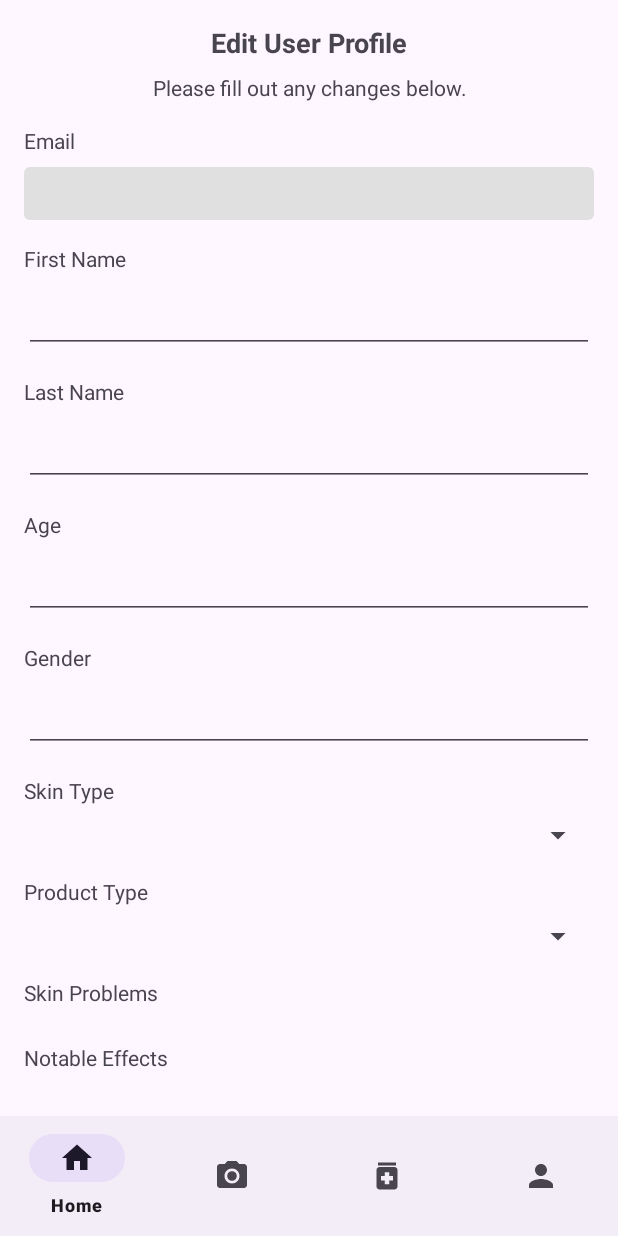
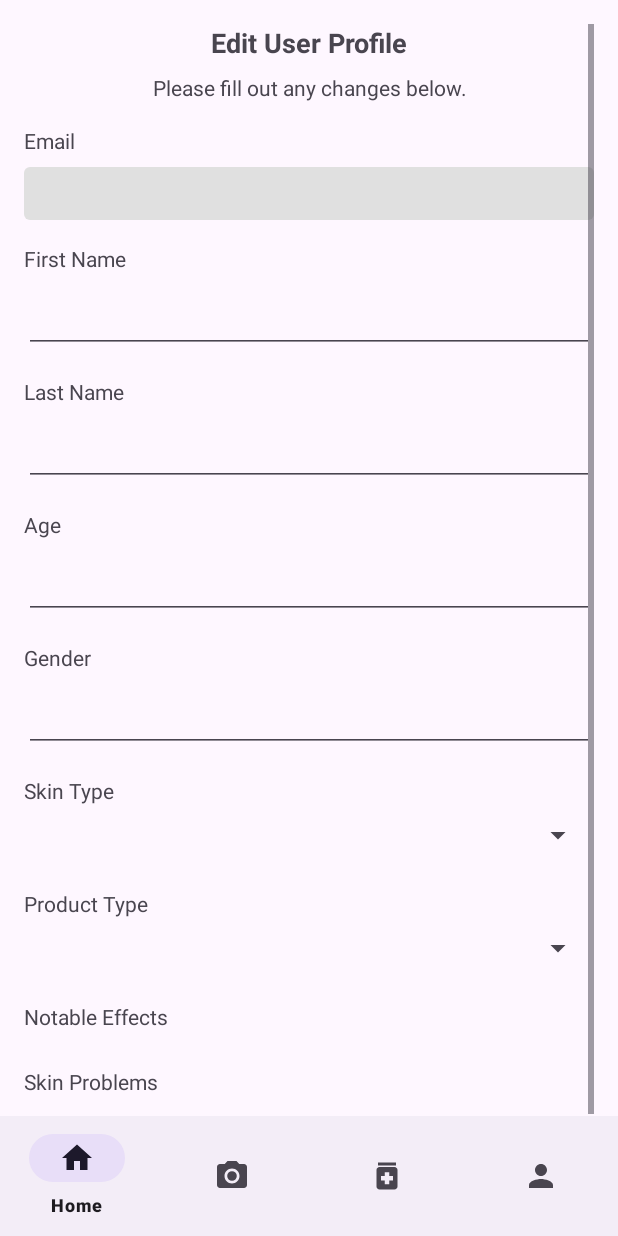
Before and after one commit to RoosterMonkey777/DermaGazeAI, an Android app: the UserProfileFragment screen opened through its navigation route, on a phone screen of 412 x 824 dp. Run offline under Robolectric (Android 15) with nearby library versions, the phone set to English and light mode, and no system bars; our stand-ins replace navigation-ui; libraries missing offline, so code that uses them is left out: com.amplifyframework.api, com.amplifyframework.core; 1 statement that could not run was skipped.

Commit message:
completed user update with the ui

```diff
--- /dev/null
+++ b/app/src/main/res/drawable/ic_update.xml
@@ -0,0 +1,5 @@
+<vector xmlns:android="http://schemas.android.com/apk/res/android" android:height="60dp" android:tint="#000000" android:viewportHeight="24" android:viewportWidth="24" android:width="60dp">
+
+    <path android:fillColor="@android:color/white" android:pathData="M12,16.5l4,-4h-3v-9h-2v9L8,12.5l4,4zM21,3.5h-6v1.99h6v14.03L3,19.52L3,5.49h6L9,3.5L3,3.5c-1.1,0 -2,0.9 -2,2v14c0,1.1 0.9,2 2,2h18c1.1,0 2,-0.9 2,-2v-14c0,-1.1 -0.9,-2 -2,-2z"/>
+
+</vector>
--- a/app/src/main/res/layout/fragment_user_profile.xml
+++ b/app/src/main/res/layout/fragment_user_profile.xml
@@ -30,6 +30,8 @@
             android:textSize="14sp"
             android:gravity="center"
             android:layout_marginBottom="16dp" />
+
+
 
         <!-- Email (non-editable) -->
         <TextView
@@ -110,7 +112,7 @@
             android:id="@+id/spinner_skin_type"
             android:layout_width="match_parent"
             android:layout_height="wrap_content"
-            android:layout_marginBottom="16dp"/>
+            android:layout_marginBottom="24dp"/>
 
         <!-- Product Type Spinner -->
         <TextView
@@ -123,23 +125,8 @@
             android:id="@+id/spinner_product_type"
             android:layout_width="match_parent"
             android:layout_height="wrap_content"
-            android:layout_marginBottom="16dp"/>
+            android:layout_marginBottom="24dp"/>
 
-        <!-- Skin Problems Chip Group -->
-        <TextView
-            android:layout_width="wrap_content"
-            android:layout_height="wrap_content"
-            android:text="Skin Problems"
-            android:layout_marginBottom="8dp"/>
-
-        <com.google.android.material.chip.ChipGroup
-            android:id="@+id/chip_group_skin_problems"
-            android:layout_width="match_parent"
-            android:layout_height="wrap_content"
-            android:layout_marginBottom="16dp"
-            app:singleSelection="false"
-            app:selectionRequired="false"
-            app:chipSpacing="8dp" />
 
         <!-- Notable Effects Chip Group -->
         <TextView
@@ -157,12 +144,39 @@
             app:selectionRequired="false"
             app:chipSpacing="8dp" />
 
+
+
+        <!-- Skin Problems Chip Group -->
+        <TextView
+            android:layout_width="wrap_content"
+            android:layout_height="wrap_content"
+            android:text="Skin Problems"
+            android:layout_marginBottom="8dp"/>
+
+        <com.google.android.material.chip.ChipGroup
+            android:id="@+id/chip_group_skin_problems"
+            android:layout_width="match_parent"
+            android:layout_height="wrap_content"
+            android:layout_marginBottom="24dp"
+            app:singleSelection="false"
+            app:selectionRequired="false"
+            app:chipSpacing="8dp" />
+
+
+
         <!-- Update Button -->
         <Button
             android:id="@+id/btn_update"
             android:layout_width="match_parent"
             android:layout_height="wrap_content"
             android:text="Update"
-            android:layout_marginTop="16dp" />
+            android:layout_margin="8dp" />
+
+        <View
+            android:layout_width="match_parent"
+            android:layout_height="1dp"
+            android:visibility="invisible"
+            android:background="#D3D3D3"
+            android:layout_marginBottom="70dp" />
     </LinearLayout>
 </ScrollView>
--- a/app/src/main/res/navigation/nav_graph.xml
+++ b/app/src/main/res/navigation/nav_graph.xml
@@ -157,5 +157,8 @@
         android:name="khan.z.dermagazeai.manager.views.UserProfileFragment"
         android:label="Profile"
         tools:layout="@layout/fragment_user_profile" />
+    <action
+        android:id="@+id/action_userProfileFragment_to_homeFragment"
+        app:destination="@id/homeFragment" />
 
 </navigation>
--- a/app/src/main/res/values/colors.xml
+++ b/app/src/main/res/values/colors.xml
@@ -4,4 +4,7 @@
     <color name="white">#FFFFFFFF</color>
 
     <color name="green">#00FF00</color>
+
+    <color name="light_red">#FFCDD2</color> <!-- Light color when unchecked -->
+    <color name="dark_red">#D32F2F</color>  <!-- Dark color when checked -->
 </resources>
```
Also changed, not shown: app/src/main/java/khan/z/dermagazeai/manager/UserProfileManager.kt (+124 -17 lines), app/src/main/java/khan/z/dermagazeai/manager/views/UserProfileFragment.kt (+48 -41 lines), app/src/main/java/khan/z/dermagazeai/registration/views/StartupFragment.kt (+2 -7 lines), app/src/main/res/layout/fragment_user_profile_dialog.xml (+21 -15 lines), app/src/main/java/com/amplifyframework/datastore/generated/model/AmplifyModelProvider.java, app/src/main/java/com/amplifyframework/datastore/generated/model/UserProfile.java, 3 other files.
